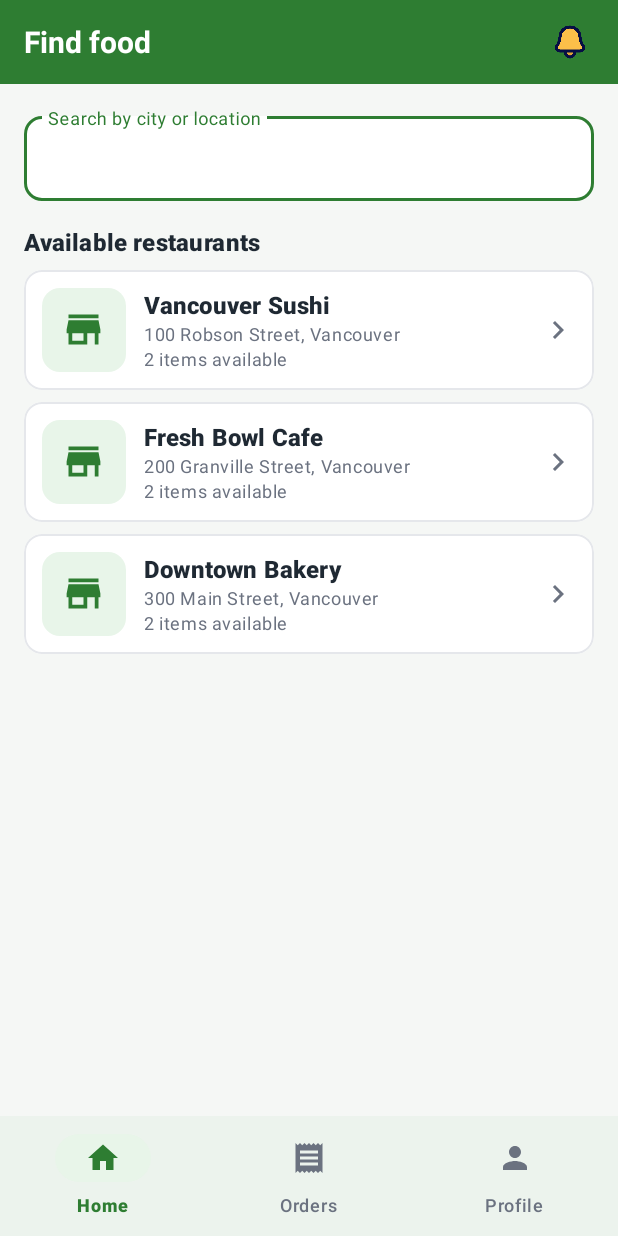
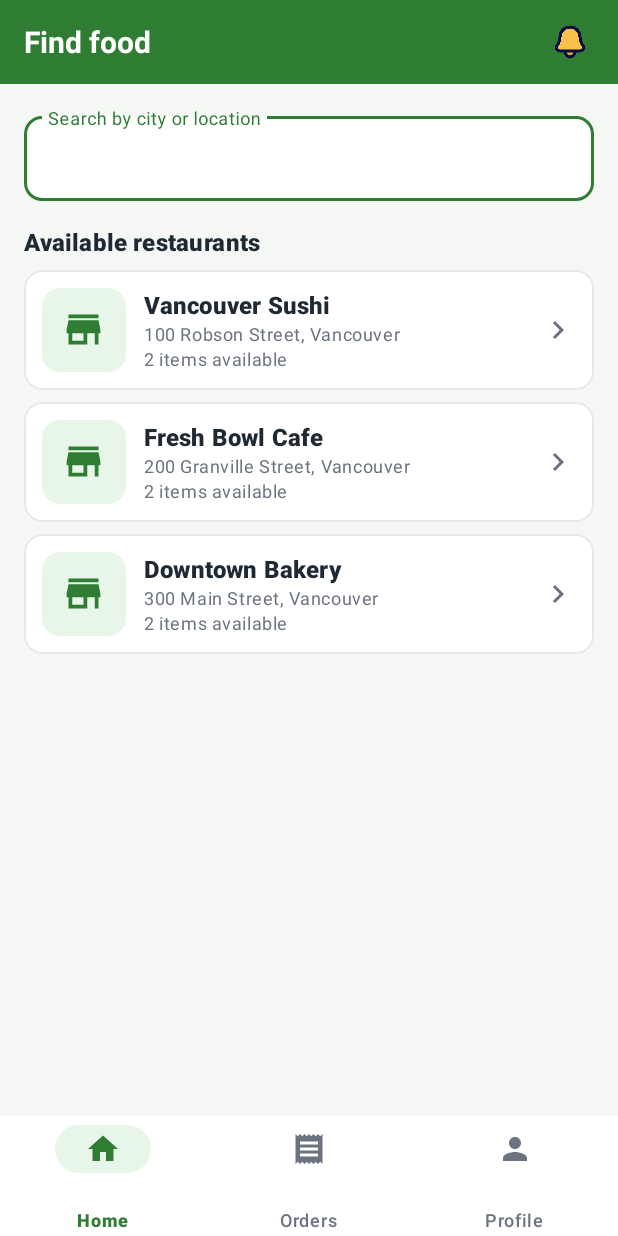
Before and after one commit to shalomgeorge97/grabngo, an Android app: the Home screen opened directly, with no data from a screen before it, on a phone screen of 412 x 824 dp. Run offline under Robolectric (Android 15) with nearby library versions, the phone set to English and light mode, and no system bars; our stand-ins replace Room's generated code.

Commit message:
Fix bottom navigation styling and selection

```diff
--- a/app/src/main/java/com/example/grabngo/Home.java
+++ b/app/src/main/java/com/example/grabngo/Home.java
@@ -15,6 +15,7 @@ import androidx.recyclerview.widget.RecyclerView;
 
 import com.example.grabngo.entity.Restaurant;
 import com.example.grabngo.database.AppDatabase;
+import com.example.grabngo.util.BottomNavigationHelper;
 import com.google.android.material.bottomnavigation.BottomNavigationView;
 
 import java.util.ArrayList;
@@ -46,7 +47,12 @@ public class Home extends AppCompatActivity {
         setContentView(R.layout.activity_home);
         ViewCompat.setOnApplyWindowInsetsListener(findViewById(R.id.main), (v, insets) -> {
             Insets systemBars = insets.getInsets(WindowInsetsCompat.Type.systemBars());
-            v.setPadding(systemBars.left, systemBars.top, systemBars.right, systemBars.bottom);
+            v.setPadding(
+                    systemBars.left,
+                    systemBars.top,
+                    systemBars.right,
+                    0
+            );
             return insets;
         });
 
@@ -146,20 +152,15 @@ public class Home extends AppCompatActivity {
 
     // Handles taps on the bottom bar
     private void setupBottomNavigation() {
-        BottomNavigationView bottomNav = findViewById(R.id.bottomNav);
-        bottomNav.setSelectedItemId(R.id.nav_home);
 
-        bottomNav.setOnItemSelectedListener(item -> {
-            int id = item.getItemId();
-            if (id == R.id.nav_orders) {
-                startActivity(new Intent(Home.this, OrderHistory.class));
-                return true;
-            } else if (id == R.id.nav_profile) {
-                startActivity(new Intent(Home.this, Profile.class));
-                return true;
-            }
-            return true; // Home: stay on this screen
-        });
+        BottomNavigationView bottomNav =
+                findViewById(R.id.bottomNav);
+
+        BottomNavigationHelper.configure(
+                this,
+                bottomNav,
+                R.id.nav_home
+        );
     }
 
     @Override
--- a/app/src/main/java/com/example/grabngo/util/BottomNavigationHelper.java
+++ b/app/src/main/java/com/example/grabngo/util/BottomNavigationHelper.java
@@ -2,6 +2,11 @@ package com.example.grabngo.util;
 
 import android.app.Activity;
 import android.content.Intent;
+import android.content.res.ColorStateList;
+
+import androidx.core.content.ContextCompat;
+import androidx.core.view.ViewCompat;
+import androidx.core.view.WindowInsetsCompat;
 
 import com.example.grabngo.FoodList;
 import com.example.grabngo.Home;
@@ -9,7 +14,9 @@ import com.example.grabngo.OrderHistory;
 import com.example.grabngo.OrderList;
 import com.example.grabngo.Profile;
 import com.example.grabngo.R;
+
 import com.google.android.material.bottomnavigation.BottomNavigationView;
+import com.google.android.material.navigation.NavigationBarView;
 
 public final class BottomNavigationHelper {
 
@@ -34,7 +41,7 @@ public final class BottomNavigationHelper {
                 SessionManager.ROLE_MANAGER.equals(
                         sessionManager.getUserRole());
 
-        // Load the correct menu for the user's role.
+        // Load the correct navigation menu.
         bottomNavigationView.getMenu().clear();
 
         if (isManager) {
@@ -45,6 +52,10 @@ public final class BottomNavigationHelper {
                     R.menu.menu_customer_bottom_nav);
         }
 
+        // Apply consistent appearance to every screen.
+        applyNavigationStyle(activity, bottomNavigationView);
+
+        // Select the current screen.
         bottomNavigationView.setSelectedItemId(selectedItemId);
 
         // Handle navigation selections.
@@ -71,6 +82,97 @@ public final class BottomNavigationHelper {
 
             return true;
         });
+    }
+
+    private static void applyNavigationStyle(
+            Activity activity,
+            BottomNavigationView bottomNavigationView) {
+
+
+        int lightGreen = ContextCompat.getColor(
+                activity, R.color.primary_container);
+
+        int white = ContextCompat.getColor(
+                activity, R.color.surface);
+
+        // Apply selected and unselected colors.
+        ColorStateList itemColors =
+                ContextCompat.getColorStateList(
+                        activity, R.color.bottom_nav_tint);
+
+        bottomNavigationView.setItemIconTintList(itemColors);
+        bottomNavigationView.setItemTextColor(itemColors);
+
+        // Keep labels visible on all screens.
+        bottomNavigationView.setLabelVisibilityMode(
+                NavigationBarView.LABEL_VISIBILITY_LABELED);
+
+        // Standardize icon dimensions.
+        bottomNavigationView.setItemIconSize(
+                dp(activity, 24));
+
+        // Standardize vertical spacing.
+        bottomNavigationView.setItemPaddingTop(
+                dp(activity, 6));
+
+        bottomNavigationView.setItemPaddingBottom(
+                dp(activity, 6));
+
+        // Highlight the selected navigation item.
+        bottomNavigationView.setItemActiveIndicatorEnabled(true);
+
+        bottomNavigationView.setItemActiveIndicatorColor(
+                ColorStateList.valueOf(lightGreen));
+
+        bottomNavigationView.setItemActiveIndicatorWidth(
+                dp(activity, 64));
+
+        bottomNavigationView.setItemActiveIndicatorHeight(
+                dp(activity, 32));
+
+        // Subtle selection ripple.
+        bottomNavigationView.setItemRippleColor(
+                ColorStateList.valueOf(lightGreen));
+
+        // Consistent background and elevation.
+        bottomNavigationView.setBackgroundColor(white);
+        bottomNavigationView.setElevation(dp(activity, 8));
+
+        // Prevent labels and icons from shifting horizontally.
+        bottomNavigationView.setItemHorizontalTranslationEnabled(false);
+
+        // Apply the Android system navigation-bar inset
+        // inside the bottom navigation instead of the entire root.
+        final int initialLeft = bottomNavigationView.getPaddingLeft();
+        final int initialTop = bottomNavigationView.getPaddingTop();
+        final int initialRight = bottomNavigationView.getPaddingRight();
+        final int initialBottom = bottomNavigationView.getPaddingBottom();
+
+        ViewCompat.setOnApplyWindowInsetsListener(
+                bottomNavigationView,
+                (view, insets) -> {
+
+                    int bottomInset = insets.getInsets(
+                            WindowInsetsCompat.Type.navigationBars()
+                    ).bottom;
+
+                    view.setPadding(
+                            initialLeft,
+                            initialTop,
+                            initialRight,
+                            initialBottom + bottomInset
+                    );
+
+                    return insets;
+                });
+
+        ViewCompat.requestApplyInsets(bottomNavigationView);
+    }
+
+    private static int dp(Activity activity, int value) {
+        return Math.round(
+                value * activity.getResources()
+                        .getDisplayMetrics().density);
     }
 
     private static Class<?> getDestination(
--- a/app/src/main/res/layout/activity_order_list.xml
+++ b/app/src/main/res/layout/activity_order_list.xml
@@ -183,6 +183,6 @@
         android:background="@color/surface"
         app:itemIconTint="@color/bottom_nav_tint"
         app:itemTextColor="@color/bottom_nav_tint"
-        app:menu="@menu/menu_customer_bottom_nav" />
+        app:menu="@menu/menu_manager_bottom_nav" />
 
 </LinearLayout>
```
Also changed, not shown: app/src/main/java/com/example/grabngo/FoodList.java (+10 -0 lines), app/src/main/java/com/example/grabngo/OrderHistory.java (+24 -15 lines), app/src/main/java/com/example/grabngo/OrderList.java (+23 -14 lines), app/src/main/java/com/example/grabngo/Profile.java (+10 -0 lines).
